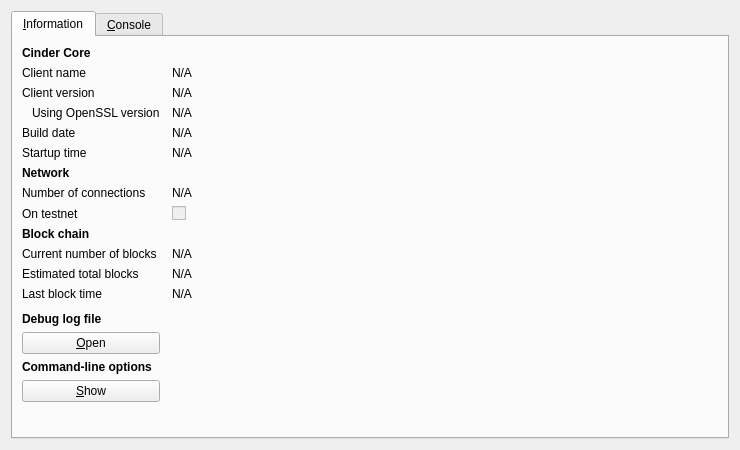
CrypTraider/Cinder, file src/qt/forms/rpcconsole.ui: the form before one commit.
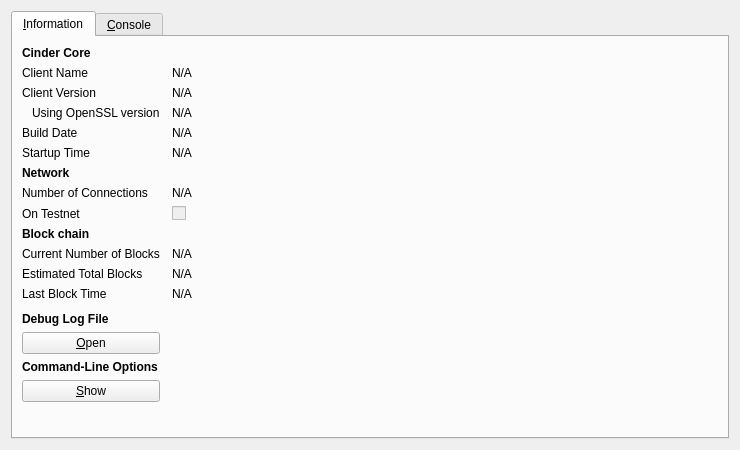
The form after the commit. The open tabs and pages were chosen to show the change. Icons and pictures are not drawn.

Diff of the .ui file:
```diff
--- a/src/qt/forms/rpcconsole.ui
+++ b/src/qt/forms/rpcconsole.ui
@@ -43,7 +43,7 @@
        <item row="1" column="0">
         <widget class="QLabel" name="label_5">
          <property name="text">
-          <string>Client name</string>
+          <string>Client Name</string>
          </property>
         </widget>
        </item>
@@ -66,7 +66,7 @@
        <item row="2" column="0">
         <widget class="QLabel" name="label_6">
          <property name="text">
-          <string>Client version</string>
+          <string>Client Version</string>
          </property>
         </widget>
        </item>
@@ -115,7 +115,7 @@
        <item row="4" column="0">
         <widget class="QLabel" name="label_12">
          <property name="text">
-          <string>Build date</string>
+          <string>Build Date</string>
          </property>
         </widget>
        </item>
@@ -138,7 +138,7 @@
        <item row="5" column="0">
         <widget class="QLabel" name="label_13">
          <property name="text">
-          <string>Startup time</string>
+          <string>Startup Time</string>
          </property>
         </widget>
        </item>
@@ -174,7 +174,7 @@
        <item row="7" column="0">
         <widget class="QLabel" name="label_7">
          <property name="text">
-          <string>Number of connections</string>
+          <string>Number of Connections</string>
          </property>
         </widget>
        </item>
@@ -197,7 +197,7 @@
        <item row="8" column="0">
         <widget class="QLabel" name="label_8">
          <property name="text">
-          <string>On testnet</string>
+          <string>On Testnet</string>
          </property>
         </widget>
        </item>
@@ -227,7 +227,7 @@
        <item row="10" column="0">
         <widget class="QLabel" name="label_3">
          <property name="text">
-          <string>Current number of blocks</string>
+          <string>Current Number of Blocks</string>
          </property>
         </widget>
        </item>
@@ -250,7 +250,7 @@
        <item row="11" column="0">
         <widget class="QLabel" name="label_4">
          <property name="text">
-          <string>Estimated total blocks</string>
+          <string>Estimated Total Blocks</string>
          </property>
         </widget>
        </item>
@@ -273,7 +273,7 @@
        <item row="12" column="0">
         <widget class="QLabel" name="label_2">
          <property name="text">
-          <string>Last block time</string>
+          <string>Last Block Time</string>
          </property>
         </widget>
        </item>
@@ -315,7 +315,7 @@
           </font>
          </property>
          <property name="text">
-          <string>Debug log file</string>
+          <string>Debug Log File</string>
          </property>
         </widget>
        </item>
@@ -341,7 +341,7 @@
           </font>
          </property>
          <property name="text">
-          <string>Command-line options</string>
+          <string>Command-Line Options</string>
          </property>
         </widget>
        </item>
```
Left out of the diff: 2 changed lines with no effect on the pictures.
